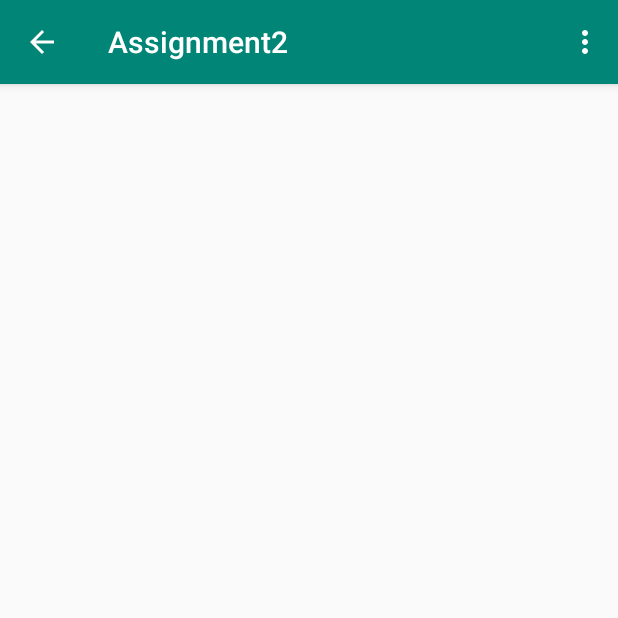
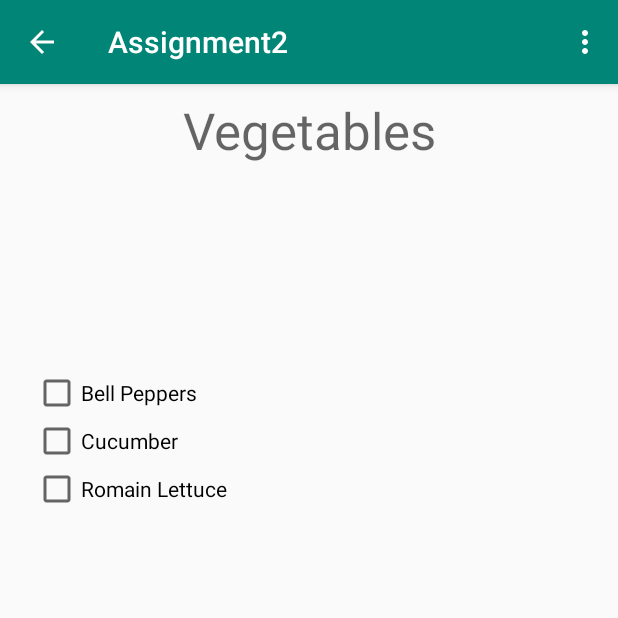
Before and after one commit to jharrilim/comp304-assignment2, an Android app: the VegetablesActivity screen opened directly, with no data from a screen before it, on a phone screen of 412 x 824 dp, the top half of it. Run offline under Robolectric (Android 15) with nearby library versions, the phone set to English and light mode, and no system bars; our stand-ins replace Room's generated code, RxJava.

Commit message:
add vegetables

```diff
--- a/app/src/main/java/comp304/josephharrisonlim/assignment2/foods/VegetablesActivity.kt
+++ b/app/src/main/java/comp304/josephharrisonlim/assignment2/foods/VegetablesActivity.kt
@@ -1,13 +1,55 @@
 package comp304.josephharrisonlim.assignment2.foods
 
 import android.os.Bundle
+import android.widget.CheckBox
 import comp304.josephharrisonlim.assignment2.AbstractOptionsMenuActivity
 import comp304.josephharrisonlim.assignment2.R
+import comp304.josephharrisonlim.assignment2.data.Food
+import comp304.josephharrisonlim.assignment2.data.FoodDatabase
+import comp304.josephharrisonlim.assignment2.data.FoodType
+import io.reactivex.Single
+import io.reactivex.android.schedulers.AndroidSchedulers
+import io.reactivex.schedulers.Schedulers
+import kotlinx.android.synthetic.main.activity_vegetables.*
 
 class VegetablesActivity : AbstractOptionsMenuActivity() {
+
+    private val vegetableItems: Array<Food> = arrayOf(
+            Food("Bell Peppers", 4.00, FoodType.VEGETABLES.name),
+            Food("Cucumber", 0.99, FoodType.VEGETABLES.name),
+            Food("Romain Lettuce", 3.00, FoodType.VEGETABLES.name)
+    )
 
     override fun onCreate(savedInstanceState: Bundle?) {
         super.onCreate(savedInstanceState)
         setContentView(R.layout.activity_vegetables)
+        vegetableItems.map { food ->
+            val btn = CheckBox(this)
+            btn.text = food.name
+            FoodDatabase.getInstance(this)!!.foodDataDao().getAll()
+                    .subscribeOn(Schedulers.io())
+                    .observeOn(AndroidSchedulers.mainThread())
+                    .subscribe { foods ->
+                        for (f in foods) {
+                            if (f == food) {
+                                btn.isChecked = true
+                            }
+                        }
+                    }
+
+            btn.setOnCheckedChangeListener { _, isChecked ->
+                Single.fromCallable {
+                    val dao = FoodDatabase.getInstance(this)!!.foodDataDao()
+                    if (isChecked) {
+                        dao.insert(food)
+                    } else {
+                        dao.delete(food)
+                    }
+                }.subscribeOn(Schedulers.io())
+                        .observeOn(AndroidSchedulers.mainThread())
+                        .subscribe()
+            }
+            vegetableLayout.addView(btn)
+        }
     }
 }
--- a/app/src/main/res/layout/activity_vegetables.xml
+++ b/app/src/main/res/layout/activity_vegetables.xml
@@ -6,4 +6,30 @@
     android:layout_height="match_parent"
     tools:context=".foods.VegetablesActivity">
 
+    <TextView
+        android:id="@+id/textView6"
+        android:layout_width="wrap_content"
+        android:layout_height="wrap_content"
+        android:layout_marginStart="8dp"
+        android:layout_marginTop="8dp"
+        android:layout_marginEnd="8dp"
+        android:text="@string/vegetables"
+        android:textAppearance="@style/TextAppearance.AppCompat.Display1"
+        app:layout_constraintEnd_toEndOf="parent"
+        app:layout_constraintStart_toStartOf="parent"
+        app:layout_constraintTop_toTopOf="parent" />
+
+    <LinearLayout
+        android:id="@+id/vegetableLayout"
+        android:layout_width="368dp"
+        android:layout_height="441dp"
+        android:layout_marginStart="8dp"
+        android:layout_marginTop="8dp"
+        android:layout_marginEnd="8dp"
+        android:layout_marginBottom="8dp"
+        android:orientation="vertical"
+        app:layout_constraintBottom_toBottomOf="parent"
+        app:layout_constraintEnd_toEndOf="parent"
+        app:layout_constraintStart_toStartOf="parent"
+        app:layout_constraintTop_toBottomOf="@+id/textView6"></LinearLayout>
 </android.support.constraint.ConstraintLayout>
```
